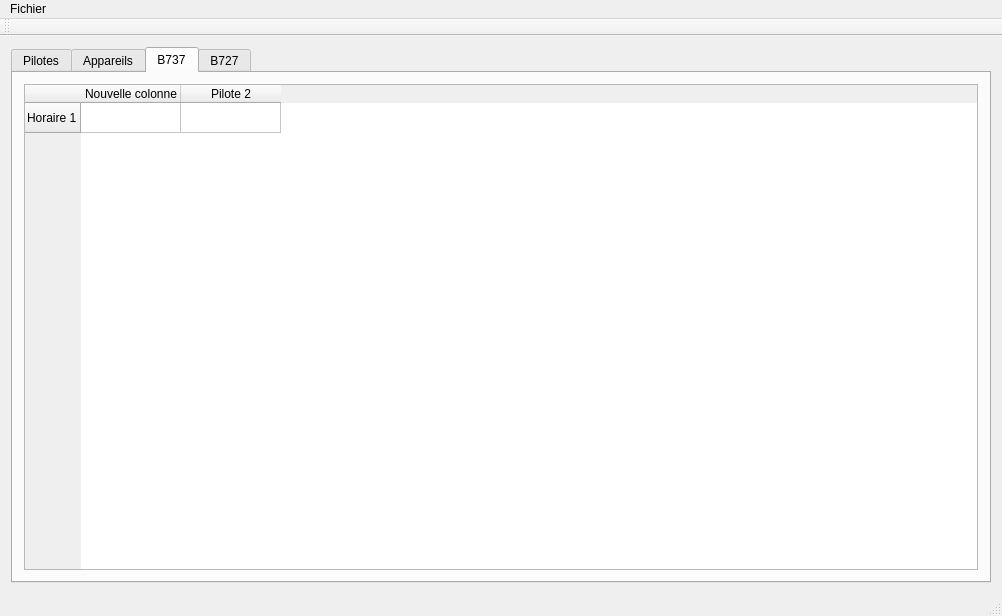
ViryBe/crispy_chainsaw, file crispy_chainsaw/mainwindow.ui: the form before one commit.
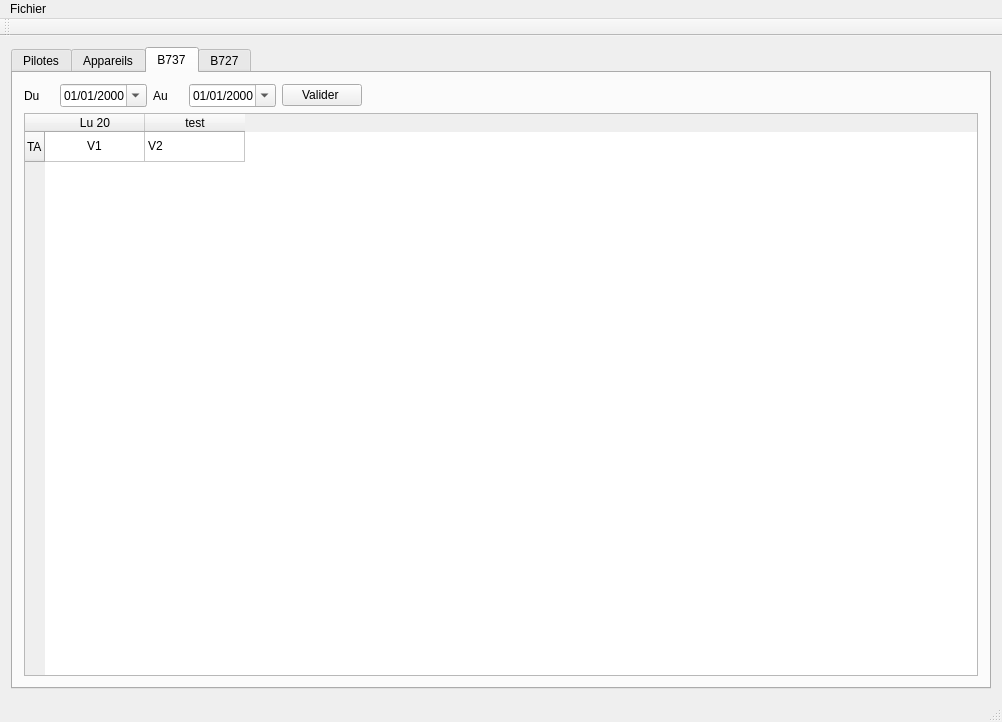
The form after the commit. The open tabs and pages were chosen to show the change.

Commit message: (~) B737 tab, date, button

Patch:
```diff
--- a/crispy_chainsaw/mainwindow.ui
+++ b/crispy_chainsaw/mainwindow.ui
@@ -7,7 +7,7 @@
     <x>0</x>
     <y>0</y>
     <width>1002</width>
-    <height>592</height>
+    <height>722</height>
    </rect>
   </property>
   <property name="windowTitle">
@@ -1290,23 +1290,160 @@
         <string>B737</string>
        </attribute>
        <layout class="QVBoxLayout" name="verticalLayout_2">
+        <item>
+         <layout class="QHBoxLayout" name="horizontalLayout_14">
+          <item>
+           <widget class="QLabel" name="label_13">
+            <property name="sizePolicy">
+             <sizepolicy hsizetype="Fixed" vsizetype="Preferred">
+              <horstretch>0</horstretch>
+              <verstretch>0</verstretch>
+             </sizepolicy>
+            </property>
+            <property name="minimumSize">
+             <size>
+              <width>30</width>
+              <height>0</height>
+             </size>
+            </property>
+            <property name="text">
+             <string>Du</string>
+            </property>
+           </widget>
+          </item>
+          <item>
+           <widget class="QDateEdit" name="dateFromB737">
+            <property name="sizePolicy">
+             <sizepolicy hsizetype="Fixed" vsizetype="Fixed">
+              <horstretch>0</horstretch>
+              <verstretch>0</verstretch>
+             </sizepolicy>
+            </property>
+            <property name="displayFormat">
+             <string>dd/MM/yyyy</string>
+            </property>
+            <property name="calendarPopup">
+             <bool>true</bool>
+            </property>
+           </widget>
+          </item>
+          <item>
+           <widget class="QLabel" name="label_14">
+            <property name="sizePolicy">
+             <sizepolicy hsizetype="Fixed" vsizetype="Preferred">
+              <horstretch>0</horstretch>
+              <verstretch>0</verstretch>
+             </sizepolicy>
+            </property>
+            <property name="minimumSize">
+             <size>
+              <width>30</width>
+              <height>0</height>
+             </size>
+            </property>
+            <property name="text">
+             <string>Au</string>
+            </property>
+           </widget>
+          </item>
+          <item>
+           <widget class="QDateEdit" name="dateToB737">
+            <property name="sizePolicy">
+             <sizepolicy hsizetype="Fixed" vsizetype="Fixed">
+              <horstretch>0</horstretch>
+              <verstretch>0</verstretch>
+             </sizepolicy>
+            </property>
+            <property name="displayFormat">
+             <string>dd/MM/yyyy</string>
+            </property>
+            <property name="calendarPopup">
+             <bool>true</bool>
+            </property>
+           </widget>
+          </item>
+          <item>
+           <widget class="QPushButton" name="validerB737">
+            <property name="text">
+             <string>Valider </string>
+            </property>
+           </widget>
+          </item>
+          <item>
+           <spacer name="horizontalSpacer_9">
+            <property name="orientation">
+             <enum>Qt::Horizontal</enum>
+            </property>
+            <property name="sizeHint" stdset="0">
+             <size>
+              <width>40</width>
+              <height>20</height>
+             </size>
+            </property>
+           </spacer>
+          </item>
+         </layout>
+        </item>
         <item>
          <widget class="QTableWidget" name="tableWidget">
+          <property name="enabled">
+           <bool>true</bool>
+          </property>
+          <property name="font">
+           <font>
+            <stylestrategy>PreferDefault</stylestrategy>
+           </font>
+          </property>
+          <property name="autoFillBackground">
+           <bool>true</bool>
+          </property>
+          <property name="editTriggers">
+           <set>QAbstractItemView::NoEditTriggers</set>
+          </property>
+          <property name="textElideMode">
+           <enum>Qt::ElideMiddle</enum>
+          </property>
+          <attribute name="horizontalHeaderCascadingSectionResizes">
+           <bool>true</bool>
+          </attribute>
+          <attribute name="horizontalHeaderMinimumSectionSize">
+           <number>20</number>
+          </attribute>
           <row>
            <property name="text">
-            <string>Horaire 1</string>
+            <string>TA</string>
            </property>
           </row>
           <column>
            <property name="text">
-            <string>Nouvelle colonne</string>
+            <string>Lu 20</string>
+           </property>
+           <property name="background">
+            <color>
+             <red>85</red>
+             <green>170</green>
+             <blue>255</blue>
+            </color>
            </property>
           </column>
           <column>
            <property name="text">
-            <string>Pilote 2</string>
+            <string>test</string>
            </property>
           </column>
+          <item row="0" column="0">
+           <property name="text">
+            <string>V1</string>
+           </property>
+           <property name="textAlignment">
+            <set>AlignCenter</set>
+           </property>
+          </item>
+          <item row="0" column="1">
+           <property name="text">
+            <string>V2</string>
+           </property>
+          </item>
          </widget>
         </item>
        </layout>
```
Left out of the diff: 2 changed lines with no effect on the pictures. The commit also changes 2 other files.
